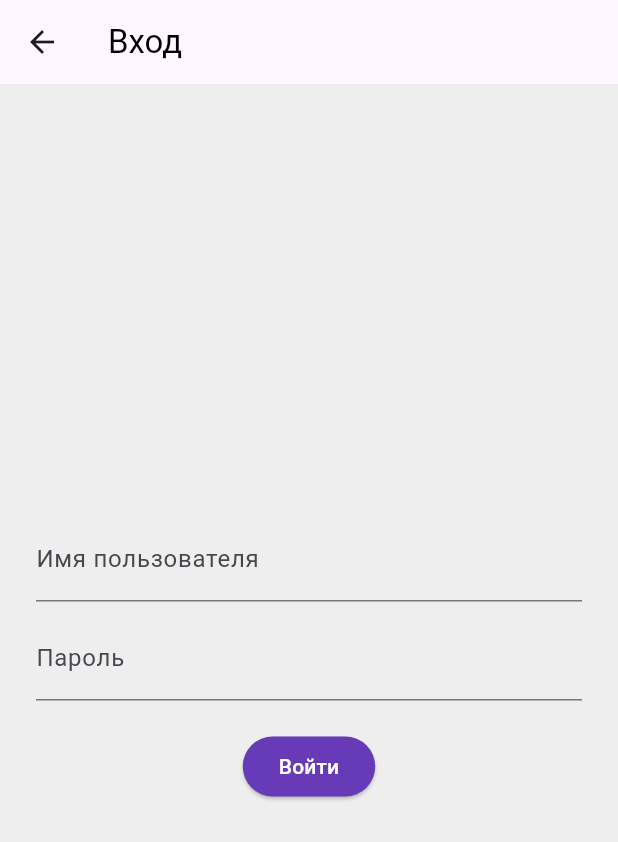
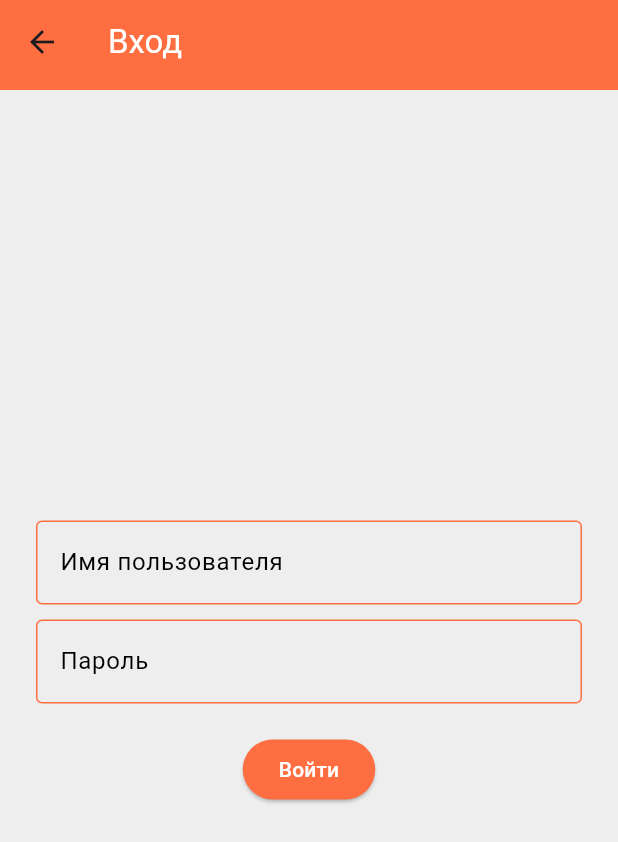
Before and after one commit to Amirdgan-574/PracricaMagomecov, a Flutter app: the screen it shows after launch, after a tap on "Войти", on a phone screen of 412 x 824 dp. Shown: the top 842 px of the screen. Run offline on Flutter 3.47's test engine with Material 3 defaults, Android fonts, the phone set to English and light mode, and no system bars.

Commit message:
Update LoginPage.dart

```diff
--- a/lib/Pages/LoginPage.dart
+++ b/lib/Pages/LoginPage.dart
@@ -1,18 +1,34 @@
 import 'package:flutter/material.dart';
+import 'package:untitled/Pages/GadgetsPage.dart';
+import 'package:untitled/Pages/InitialPage.dart';
 import 'package:untitled/main.dart';
+
 class LoginPage extends StatefulWidget {
   @override
   _LoginPageState createState() => _LoginPageState();
 }
+
 class _LoginPageState extends State<LoginPage> {
   late String _username;
   late String _password;
   final GlobalKey<FormState> _formKey = GlobalKey<FormState>();
 
   @override
-  Widget build(BuildContext context) {return Scaffold(
+  Widget build(BuildContext context) => Scaffold(
     appBar: AppBar(
-      title: Text('Вход', style: TextStyle(color: Colors.black)),
+      title: Text('Вход', style: TextStyle(color: Colors.white)),
+      leading: IconButton(
+        icon: Icon(Icons.arrow_back),
+        onPressed: () {
+          Navigator.pushReplacement(
+              context, MaterialPageRoute(builder: (context) => InitialPage()));
+        },
+      ),
+      backgroundColor: Colors.deepOrangeAccent,
+      bottom: PreferredSize(
+        preferredSize: Size.fromHeight(4.0),
+        child: Container(),
+      ),
     ),
     backgroundColor: Theme.of(context).scaffoldBackgroundColor,
     body: Center(
@@ -24,7 +40,16 @@ class _LoginPageState extends State<LoginPage> {
             mainAxisAlignment: MainAxisAlignment.center,
             children: <Widget>[
               TextFormField(
-                decoration: InputDecoration(labelText: 'Имя пользователя'),
+                decoration: InputDecoration(
+                  labelText: 'Имя пользователя',
+                  labelStyle: TextStyle(color: Colors.black),
+                  enabledBorder: OutlineInputBorder(
+                    borderSide: BorderSide(color: Colors.deepOrangeAccent),
+                  ),
+                  focusedBorder: OutlineInputBorder(
+                    borderSide: BorderSide(color: Colors.deepOrangeAccent),
+                  ),
+                ),
                 validator: (value) {
                   if (value == null || value.isEmpty) {
                     return 'Пожалуйста, введите имя пользователя';
@@ -37,7 +62,16 @@ class _LoginPageState extends State<LoginPage> {
               ),
               SizedBox(height: 10),
               TextFormField(
-                decoration: InputDecoration(labelText: 'Пароль'),
+                decoration: InputDecoration(
+                  labelText: 'Пароль',
+                  labelStyle: TextStyle(color: Colors.black),
+                  enabledBorder: OutlineInputBorder(
+                    borderSide: BorderSide(color: Colors.deepOrangeAccent),
+                  ),
+                  focusedBorder: OutlineInputBorder(
+                    borderSide: BorderSide(color: Colors.deepOrangeAccent),
+                  ),
+                ),
                 validator: (value) {
                   if (value == null || value.isEmpty) {
                     return 'Пожалуйста, введите пароль';
@@ -54,12 +88,16 @@ class _LoginPageState extends State<LoginPage> {
                 onPressed: () {
                   if (_formKey.currentState!.validate()) {
                     _formKey.currentState!.save();
-                    Navigator.pushReplacement(context, MaterialPageRoute(builder: (context) => HomePage()));
+                    Navigator.pushReplacement(
+                        context,
+                        MaterialPageRoute(
+                            builder: (context) => GadgetsPage()));
                   }
                 },
                 child: Text('Войти', style: TextStyle(color: Colors.white)),
                 style: ButtonStyle(
-                  backgroundColor: MaterialStateProperty.all<Color>(Colors.deepPurple),
+                  backgroundColor:
+                  MaterialStateProperty.all<Color>(Colors.deepOrangeAccent),
                 ),
               ),
             ],
@@ -68,5 +106,4 @@ class _LoginPageState extends State<LoginPage> {
       ),
     ),
   );
-  }
 }
```
